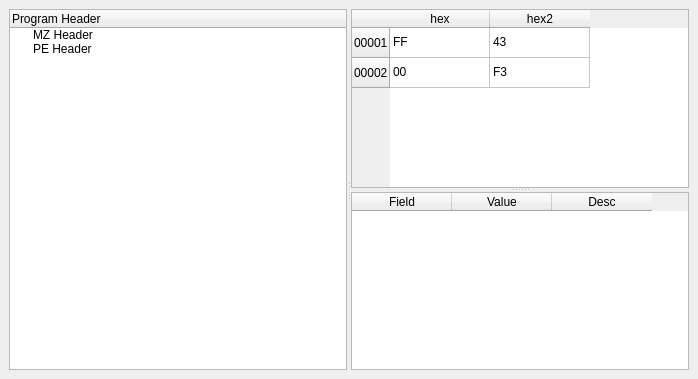
Above: src/include/programheader.ui from Anderson00/DeObfuscator before the change. Below: the same form after it.
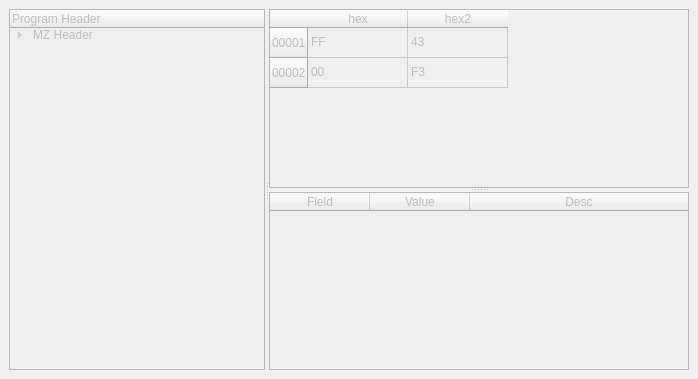
That is the form after the change.

Commit message: PE header extract in table

Patch:
```diff
--- a/src/include/programheader.ui
+++ b/src/include/programheader.ui
@@ -14,15 +14,33 @@
    <string>MainWindow</string>
   </property>
   <widget class="QWidget" name="centralwidget">
+   <property name="enabled">
+    <bool>false</bool>
+   </property>
    <layout class="QVBoxLayout" name="verticalLayout">
     <item>
      <widget class="QSplitter" name="splitter_2">
+      <property name="frameShape">
+       <enum>QFrame::NoFrame</enum>
+      </property>
+      <property name="frameShadow">
+       <enum>QFrame::Plain</enum>
+      </property>
+      <property name="lineWidth">
+       <number>1</number>
+      </property>
+      <property name="midLineWidth">
+       <number>0</number>
+      </property>
       <property name="orientation">
        <enum>Qt::Horizontal</enum>
       </property>
+      <property name="handleWidth">
+       <number>4</number>
+      </property>
       <widget class="QTreeWidget" name="treeWidget">
        <property name="sizePolicy">
-        <sizepolicy hsizetype="Fixed" vsizetype="Expanding">
+        <sizepolicy hsizetype="Minimum" vsizetype="Expanding">
          <horstretch>0</horstretch>
          <verstretch>0</verstretch>
         </sizepolicy>
@@ -36,14 +54,30 @@
         <property name="text">
          <string>MZ Header</string>
         </property>
-       </item>
-       <item>
-        <property name="text">
-         <string>PE Header</string>
-        </property>
+        <item>
+         <property name="text">
+          <string>PE Header</string>
+         </property>
+         <item>
+          <property name="text">
+           <string>File Header</string>
+          </property>
+         </item>
+         <item>
+          <property name="text">
+           <string>Optional Header</string>
+          </property>
+         </item>
+        </item>
        </item>
       </widget>
       <widget class="QSplitter" name="splitter">
+       <property name="sizePolicy">
+        <sizepolicy hsizetype="Preferred" vsizetype="Expanding">
+         <horstretch>1</horstretch>
+         <verstretch>0</verstretch>
+        </sizepolicy>
+       </property>
        <property name="orientation">
         <enum>Qt::Vertical</enum>
        </property>
@@ -96,6 +130,12 @@
           <verstretch>0</verstretch>
          </sizepolicy>
         </property>
+        <attribute name="horizontalHeaderCascadingSectionResizes">
+         <bool>false</bool>
+        </attribute>
+        <attribute name="horizontalHeaderStretchLastSection">
+         <bool>true</bool>
+        </attribute>
         <column>
          <property name="text">
           <string>Field</string>
```
Left out of the diff: 4 changed lines with no effect on the pictures. The commit also changes 12 other files.
